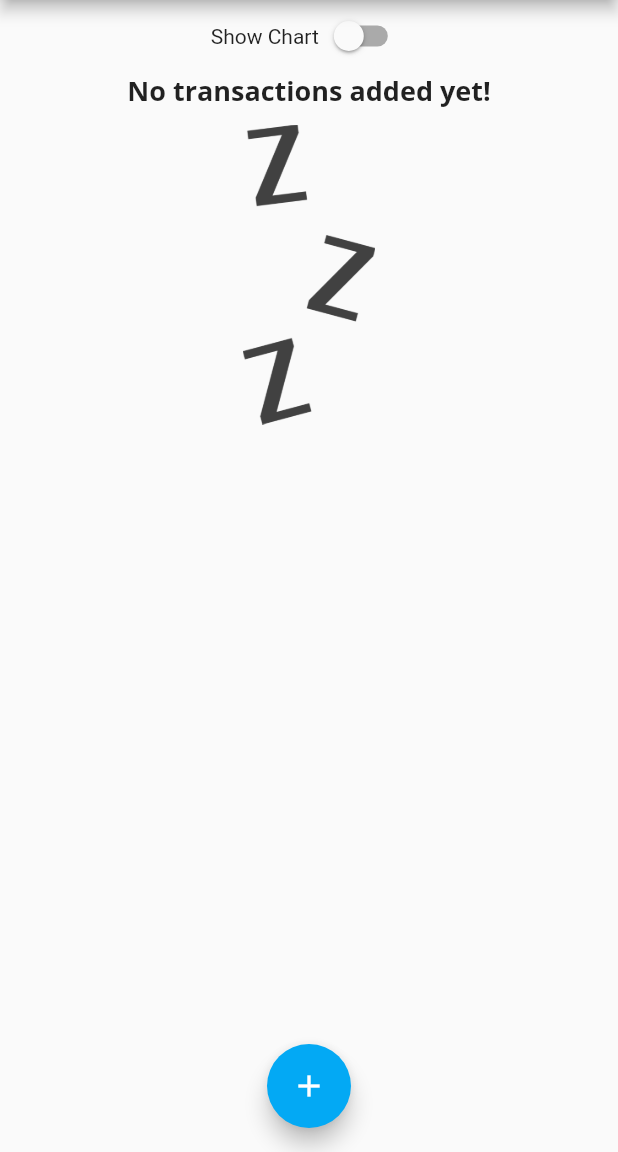
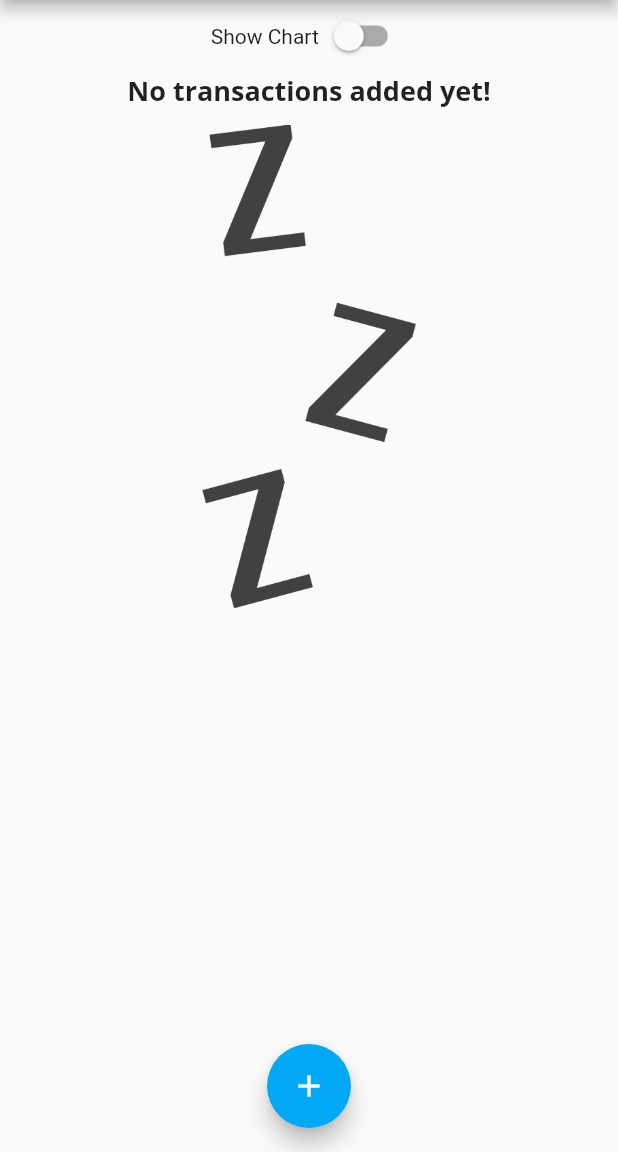
Before and after one commit to deolexx/flutter_personal_expenses_app, a Flutter app: the screen it shows after launch, on a phone screen of 412 x 824 dp, the part 84-1236 px from its top. Run offline on Flutter 3.47's test engine with Material 2 defaults, Android fonts, the phone set to English and light mode, and no system bars.

Commit message:
fix layout in landscape mod

```diff
--- a/lib/main.dart
+++ b/lib/main.dart
@@ -129,7 +129,7 @@ class _MyHomePageState extends State<MyHomePage> {
               Container(
                 height: (MediaQuery.of(context).size.height -
                         appBar.preferredSize.height - MediaQuery.of(context).padding.top) *
-                    0.3,
+                    0.8,
                 child: Chart(recentTransactions: _recentTransaction),
               ):  Container(
                 height: (MediaQuery.of(context).size.height -
--- a/lib/widgets/transaction_list.dart
+++ b/lib/widgets/transaction_list.dart
@@ -13,7 +13,7 @@ class TransactionList extends StatelessWidget {
   @override
   Widget build(BuildContext context) {
     return transactions.isEmpty
-        ? Column(
+        ? LayoutBuilder(builder: (context, constraints) =>     Column(
       children: [
         Text(
           'No transactions added yet!',
@@ -23,7 +23,7 @@ class TransactionList extends StatelessWidget {
           height: 10,
         ),
         Container(
-                height: 200,
+          height: constraints.maxHeight * 0.6,
           child: Image.asset(
             'assets/images/waiting.png',
             fit: BoxFit.cover,
@@ -31,6 +31,7 @@ class TransactionList extends StatelessWidget {
         ),
       ],
     )
+      ,)
         : ListView.builder(
             itemBuilder: (context, index) {
               return Card(
```
Lines whose indentation alone changed are shown as unchanged.
